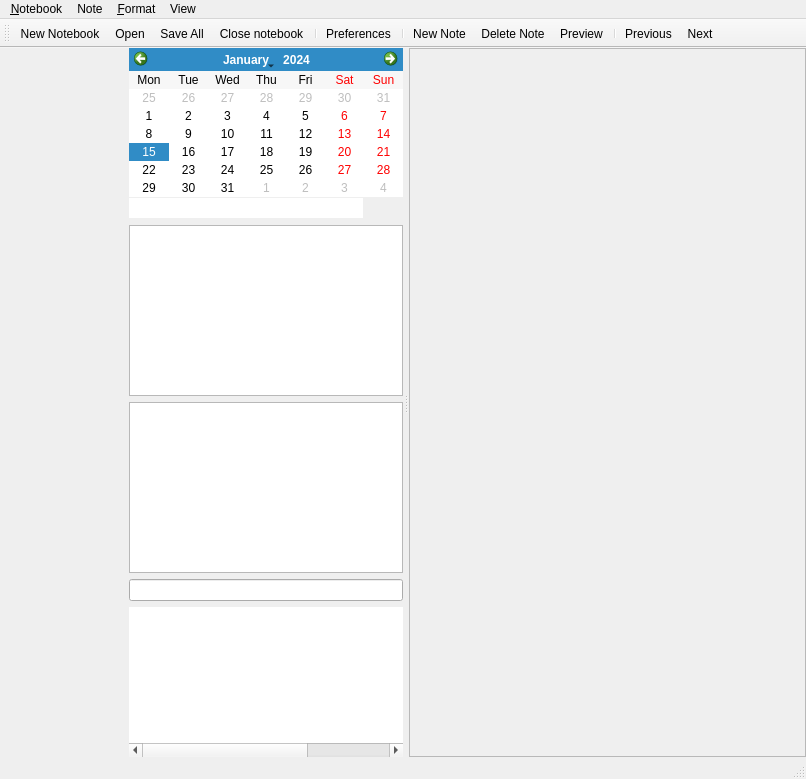
Old version of the form noteflow/ui/mainWindow_ui.ui in the repository olivierkes/noteflow.
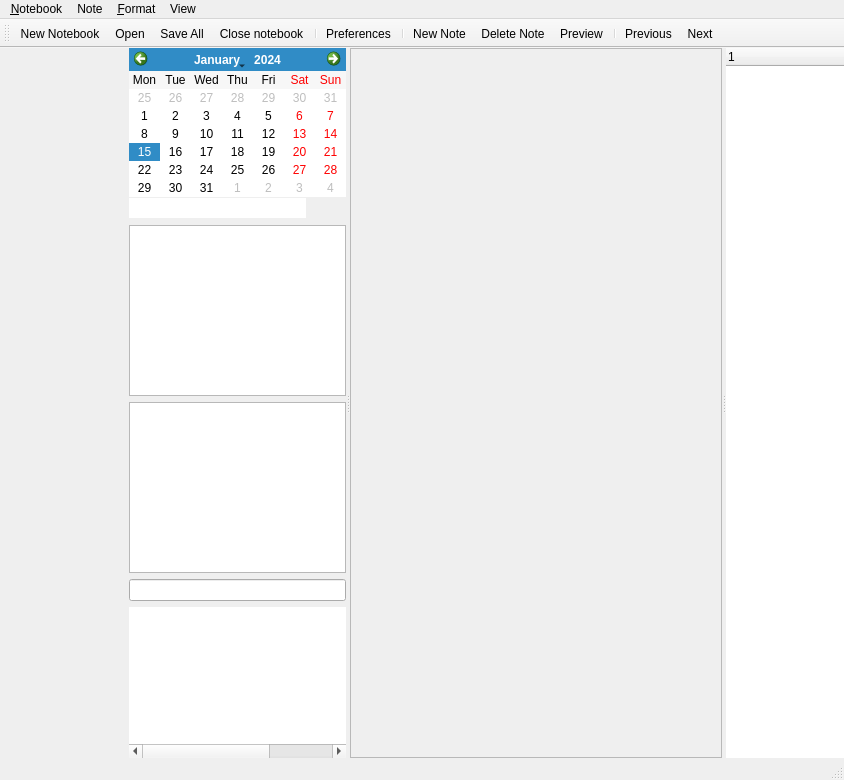
New version of the form. The open tabs and pages were chosen to show the change. Icons and pictures are not drawn. Custom widgets are drawn as their Qt base class.

Commit message: Adds: outline/structure panel

```diff
--- a/noteflow/ui/mainWindow_ui.ui
+++ b/noteflow/ui/mainWindow_ui.ui
@@ -6,8 +6,8 @@
    <rect>
     <x>0</x>
     <y>0</y>
-    <width>806</width>
-    <height>779</height>
+    <width>844</width>
+    <height>780</height>
    </rect>
   </property>
   <property name="windowTitle">
@@ -72,9 +72,6 @@
       <property name="orientation">
        <enum>Qt::Horizontal</enum>
       </property>
-      <property name="handleWidth">
-       <number>6</number>
-      </property>
       <widget class="QWidget" name="filter" native="true">
        <layout class="QVBoxLayout" name="verticalLayout_2">
         <property name="spacing">
@@ -581,8 +578,8 @@
              <rect>
               <x>0</x>
               <y>0</y>
-              <width>462</width>
-              <height>677</height>
+              <width>98</width>
+              <height>28</height>
              </rect>
             </property>
            </widget>
@@ -591,6 +588,16 @@
         </layout>
        </widget>
       </widget>
+      <widget class="structureView" name="structure">
+       <property name="frameShape">
+        <enum>QFrame::NoFrame</enum>
+       </property>
+       <column>
+        <property name="text">
+         <string notr="true">1</string>
+        </property>
+       </column>
+      </widget>
      </widget>
     </item>
    </layout>
@@ -600,8 +607,8 @@
     <rect>
      <x>0</x>
      <y>0</y>
-     <width>806</width>
-     <height>20</height>
+     <width>844</width>
+     <height>30</height>
     </rect>
    </property>
    <widget class="QMenu" name="menu_File">
@@ -1156,6 +1163,11 @@
    <extends>QTableWidget</extends>
    <header>noteflow.ui.views.tableView.h</header>
   </customwidget>
+  <customwidget>
+   <class>structureView</class>
+   <extends>QTreeWidget</extends>
+   <header>noteflow.ui.views.structureView.h</header>
+  </customwidget>
  </customwidgets>
  <tabstops>
   <tabstop>txtDate</tabstop>
```
Left out of the diff: 52 changed lines with no effect on the pictures. The commit also changes 5 other files.
